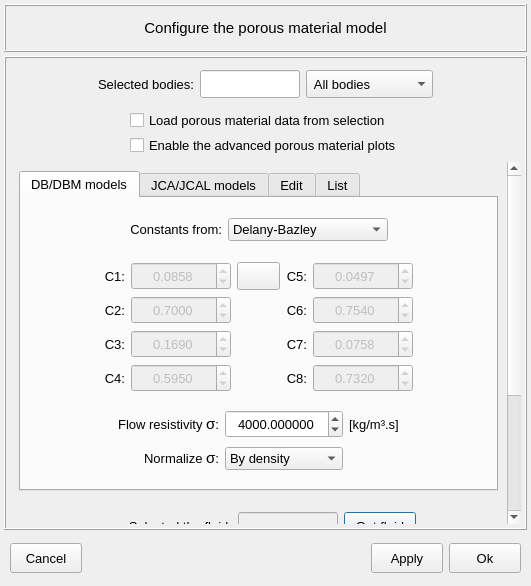
The window that vibra/interface/data/ui_files/model/acoustic/dissipation_models/porous_material_model_inputs.ui (MOPT-UFSC/VIBRA) describes before a commit, drawn with Qt 5.
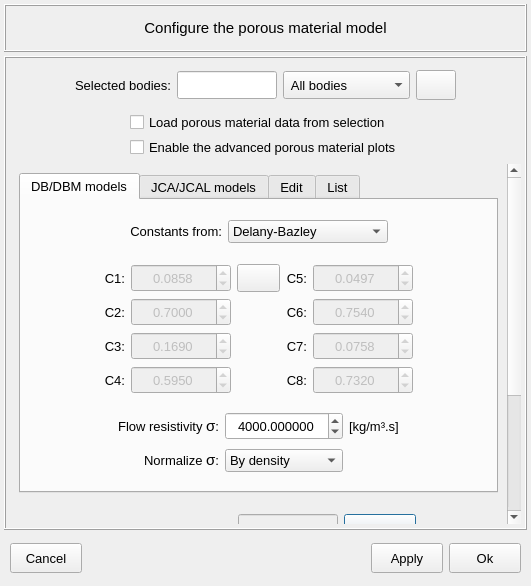
The same window after the commit. Icons and pictures are not drawn.

Commit message: Enable the group selection for fluids, materials, and porous material UI

What changed in the file:
```diff
--- a/vibra/interface/data/ui_files/model/acoustic/dissipation_models/porous_material_model_inputs.ui
+++ b/vibra/interface/data/ui_files/model/acoustic/dissipation_models/porous_material_model_inputs.ui
@@ -2243,37 +2243,6 @@
          <property name="bottomMargin">
           <number>6</number>
          </property>
-         <item row="0" column="3">
-          <widget class="QComboBox" name="comboBox_attribution_type">
-           <property name="minimumSize">
-            <size>
-             <width>0</width>
-             <height>28</height>
-            </size>
-           </property>
-           <property name="maximumSize">
-            <size>
-             <width>16777215</width>
-             <height>28</height>
-            </size>
-           </property>
-           <property name="font">
-            <font>
-             <pointsize>10</pointsize>
-            </font>
-           </property>
-           <item>
-            <property name="text">
-             <string> All bodies</string>
-            </property>
-           </item>
-           <item>
-            <property name="text">
-             <string> Selected bodies</string>
-            </property>
-           </item>
-          </widget>
-         </item>
          <item row="0" column="2">
           <widget class="QLineEdit" name="lineEdit_selection_id">
            <property name="enabled">
@@ -2339,19 +2308,6 @@
            </property>
           </widget>
          </item>
-         <item row="0" column="4">
-          <spacer name="horizontalSpacer_6">
-           <property name="orientation">
-            <enum>Qt::Orientation::Horizontal</enum>
-           </property>
-           <property name="sizeHint" stdset="0">
-            <size>
-             <width>40</width>
-             <height>20</height>
-            </size>
-           </property>
-          </spacer>
-         </item>
          <item row="0" column="0">
           <spacer name="horizontalSpacer_7">
            <property name="orientation">
@@ -2365,6 +2321,99 @@
            </property>
           </spacer>
          </item>
+         <item row="0" column="5">
+          <spacer name="horizontalSpacer_6">
+           <property name="orientation">
+            <enum>Qt::Orientation::Horizontal</enum>
+           </property>
+           <property name="sizeHint" stdset="0">
+            <size>
+             <width>40</width>
+             <height>20</height>
+            </size>
+           </property>
+          </spacer>
+         </item>
+         <item row="0" column="3">
+          <widget class="QComboBox" name="comboBox_attribution_type">
+           <property name="minimumSize">
+            <size>
+             <width>0</width>
+             <height>28</height>
+            </size>
+           </property>
+           <property name="maximumSize">
+            <size>
+             <width>16777215</width>
+             <height>28</height>
+            </size>
+           </property>
+           <property name="font">
+            <font>
+             <pointsize>10</pointsize>
+            </font>
+           </property>
+           <item>
+            <property name="text">
+             <string> All bodies</string>
+            </property>
+           </item>
+           <item>
+            <property name="text">
+             <string> Selected bodies</string>
+            </property>
+           </item>
+          </widget>
+         </item>
+         <item row="0" column="4">
+          <widget class="QPushButton" name="pushButton_select_group">
+           <property name="minimumSize">
+            <size>
+             <width>40</width>
+             <height>30</height>
+            </size>
+           </property>
+           <property name="maximumSize">
+            <size>
+             <width>40</width>
+             <height>30</height>
+            </size>
+           </property>
+           <property name="font">
+            <font>
+             <family>MS Shell Dlg 2</family>
+             <pointsize>11</pointsize>
+             <italic>false</italic>
+             <bold>true</bold>
+            </font>
+           </property>
+           <property name="toolTip">
+            <string>&lt;html&gt;&lt;head/&gt;&lt;body&gt;&lt;p&gt;&lt;span style=&quot; font-size:10pt; font-weight:400;&quot;&gt;Show the created groups&lt;/span&gt;&lt;/p&gt;&lt;/body&gt;&lt;/html&gt;</string>
+           </property>
+           <property name="styleSheet">
+            <string notr="true"/>
+           </property>
+           <property name="text">
+            <string/>
+           </property>
+           <property name="icon">
+            <iconset resource="../../../../icons/dark_theme/resources.qrc">
+             <normaloff>:/icons/selection_icon.png</normaloff>:/icons/selection_icon.png</iconset>
+           </property>
+           <property name="iconSize">
+            <size>
+             <width>20</width>
+             <height>20</height>
+            </size>
+           </property>
+           <property name="autoDefault">
+            <bool>false</bool>
+           </property>
+           <property name="flat">
+            <bool>false</bool>
+           </property>
+          </widget>
+         </item>
         </layout>
        </widget>
       </item>
```
The commit also changes 10 other files.
